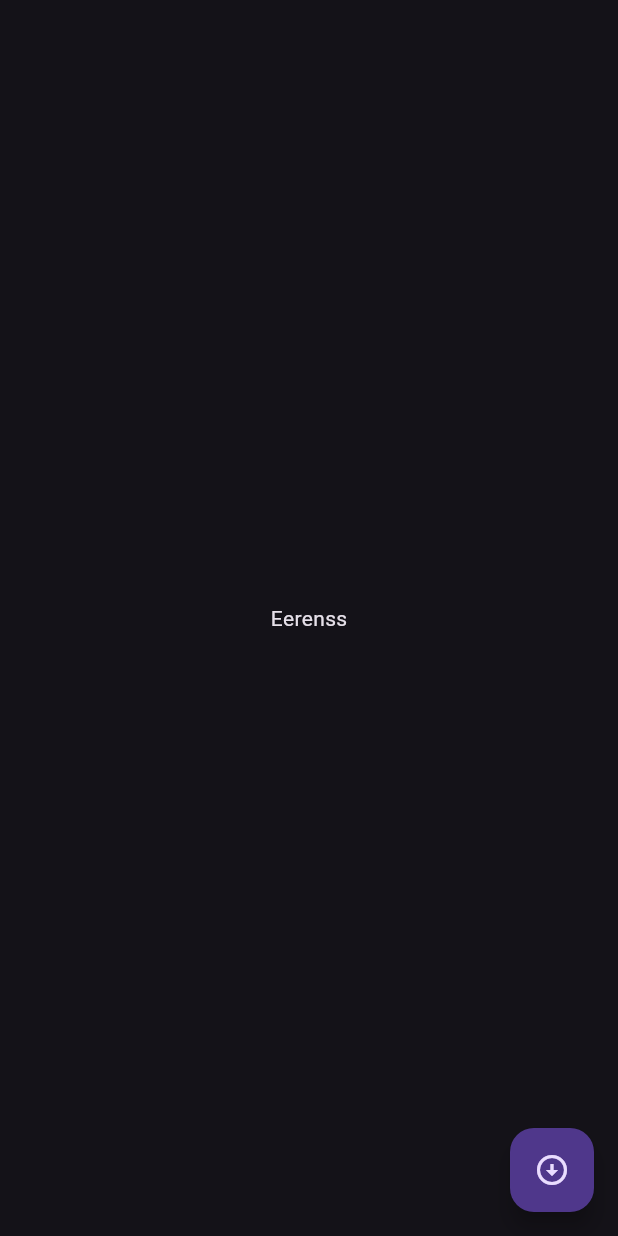
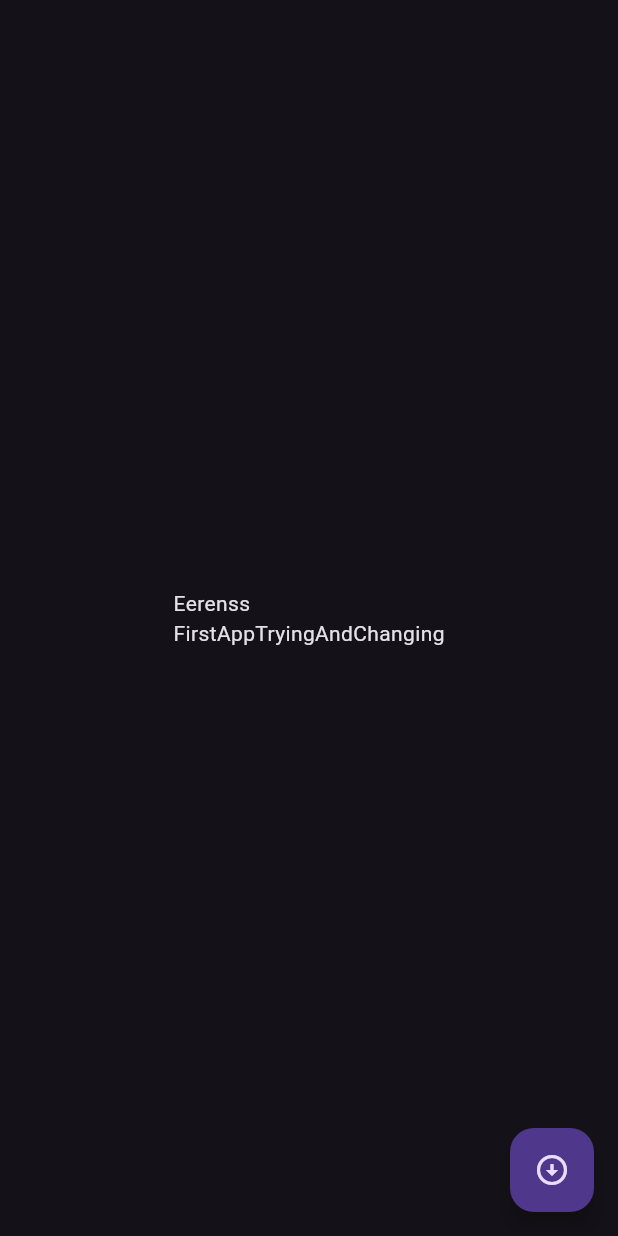
Before and after one commit to comp202-204/flutter_test, a Flutter app: the screen it shows after launch, on a phone screen of 412 x 824 dp. Run offline on Flutter 3.47's test engine with Material 3 defaults, Android fonts, the light colour scheme and no system bars.

Commit message:
12.03.24

```diff
--- a/lib/main.dart
+++ b/lib/main.dart
@@ -28,7 +28,7 @@ class TextLearnView extends StatelessWidget{
       ),
       body: Center(child:
       Text(
-          'Eerenss'
+          'Eerenss\n' + 'FirstAppTryingAndChanging'
       )),
     );
   }
```
